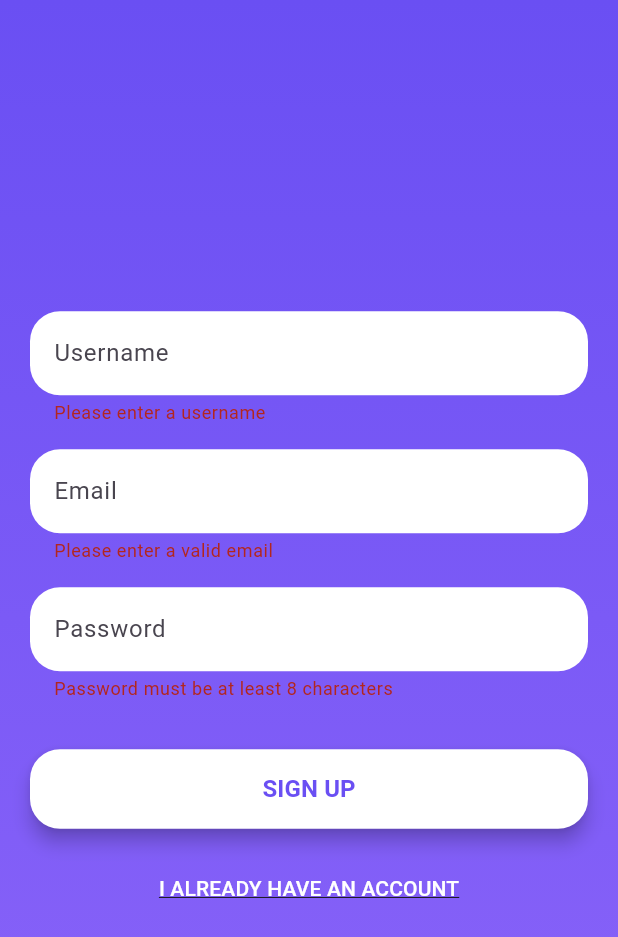
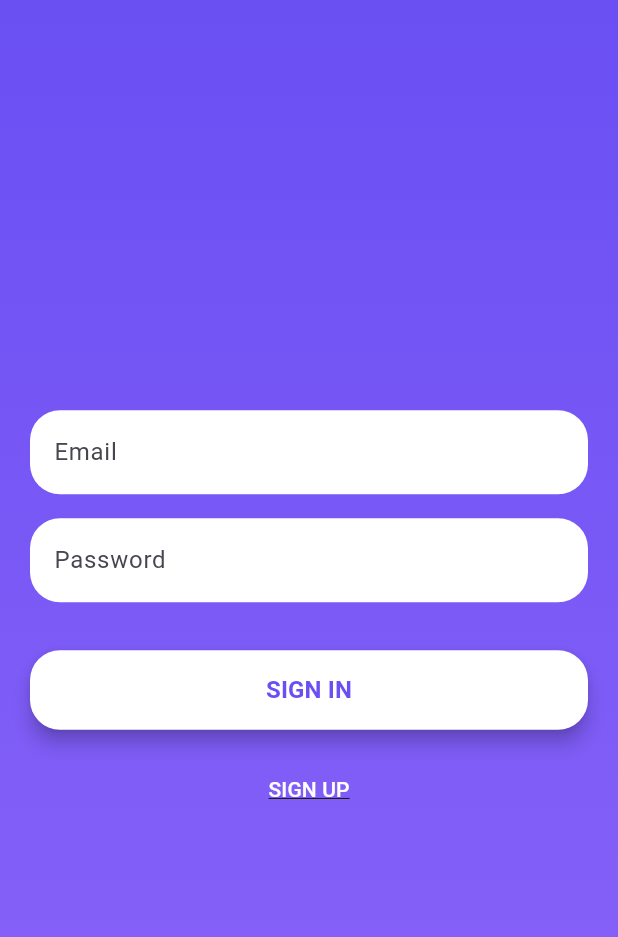
Before and after one commit to aniketrajkuntwar/quiz_app_flutter, a Flutter app: the CreateAccountPage screen opened directly, after a tap on "SIGN UP", after a tap on "I ALREADY HAVE AN ACCOUNT", on a phone screen of 412 x 824 dp. Shown: the top 937 px of the screen. Run offline on Flutter 3.47's test engine with Material 3 defaults, Android fonts, the phone set to English and light mode, and no system bars.

Commit message:
Add files via upload

```diff
--- a/lib/main.dart
+++ b/lib/main.dart
@@ -139,7 +139,14 @@ class _FirstScreenState extends State<FirstScreen>
                     ),
                     const SizedBox(height: 15),
                     TextButton(
-                      onPressed: () {},
+                      onPressed: () {
+                        Navigator.push(
+                          context,
+                          MaterialPageRoute(
+                            builder: (context) => LoginPage(),
+                          ),
+                        );
+                      },
                       child: const Text(
                         "I ALREADY HAVE AN ACCOUNT",
                         style: TextStyle(
@@ -306,6 +313,134 @@ class AccountTypePage extends StatelessWidget {
   }
 }
 
+class LoginPage extends StatefulWidget {
+  @override
+  _LoginPageState createState() => _LoginPageState();
+}
+
+class _LoginPageState extends State<LoginPage> {
+  final _formKey = GlobalKey<FormState>();
+  final _emailController = TextEditingController();
+  final _passwordController = TextEditingController();
+
+  @override
+  Widget build(BuildContext context) {
+    return Scaffold(
+      body: SafeArea(
+        child: Container(
+          width: double.infinity,
+          decoration: const BoxDecoration(
+            gradient: LinearGradient(
+              colors: [Color(0xFF6A4FF3), Color(0xFF8C65F9)],
+              begin: Alignment.topCenter,
+              end: Alignment.bottomCenter,
+            ),
+          ),
+          child: Padding(
+            padding: const EdgeInsets.all(20.0),
+            child: Form(
+              key: _formKey,
+              child: Column(
+                mainAxisAlignment: MainAxisAlignment.center,
+                children: [
+                  TextFormField(
+                    controller: _emailController,
+                    decoration: const InputDecoration(
+                      filled: true,
+                      fillColor: Colors.white,
+                      hintText: 'Email',
+                      border: OutlineInputBorder(
+                        borderRadius: BorderRadius.all(Radius.circular(20.0)),
+                        borderSide: BorderSide.none,
+                      ),
+                    ),
+                    validator: (value) {
+                      if (value == null ||
+                          value.isEmpty ||
+                          !value.contains('@')) {
+                        return 'Please enter a valid email';
+                      }
+                      return null;
+                    },
+                  ),
+                  const SizedBox(height: 16.0),
+                  TextFormField(
+                    controller: _passwordController,
+                    obscureText: true,
+                    decoration: const InputDecoration(
+                      filled: true,
+                      fillColor: Colors.white,
+                      hintText: 'Password',
+                      border: OutlineInputBorder(
+                        borderRadius: BorderRadius.all(Radius.circular(20.0)),
+                        borderSide: BorderSide.none,
+                      ),
+                    ),
+                    validator: (value) {
+                      if (value == null || value.isEmpty || value.length < 8) {
+                        return 'Password must be at least 8 characters';
+                      }
+                      return null;
+                    },
+                  ),
+                  const SizedBox(height: 32.0),
+                  ElevatedButton(
+                    onPressed: () {
+                      if (_formKey.currentState!.validate()) {
+                        // Handle login form submission
+                        print('Email: ${_emailController.text}');
+                        print('Password: ${_passwordController.text}');
+                      }
+                    },
+                    style: ElevatedButton.styleFrom(
+                      backgroundColor: Colors.white,
+                      shape: RoundedRectangleBorder(
+                        borderRadius: BorderRadius.circular(20.0),
+                      ),
+                      padding: const EdgeInsets.symmetric(vertical: 15.0),
+                      elevation: 5,
+                    ),
+                    child: const Center(
+                      child: Text(
+                        "SIGN IN",
+                        style: TextStyle(
+                          color: Color(0xFF6A4FF3),
+                          fontWeight: FontWeight.bold,
+                          fontSize: 16,
+                        ),
+                      ),
+                    ),
+                  ),
+                  const SizedBox(height: 16.0),
+                  TextButton(
+                    onPressed: () {
+                      // Navigate to sign up page
+                      Navigator.push(
+                        context,
+                        MaterialPageRoute(
+                          builder: (context) => CreateAccountPage(),
+                        ),
+                      );
+                    },
+                    child: const Text(
+                      "SIGN UP",
+                      style: TextStyle(
+                        color: Colors.white,
+                        fontSize: 14,
+                        decoration: TextDecoration.underline,
+                      ),
+                    ),
+                  ),
+                ],
+              ),
+            ),
+          ),
+        ),
+      ),
+    );
+  }
+}
+
 class CreateAccountPage extends StatefulWidget {
   @override
   _CreateAccountPageState createState() => _CreateAccountPageState();
@@ -429,6 +564,12 @@ class _CreateAccountPageState extends State<CreateAccountPage> {
                   TextButton(
                     onPressed: () {
                       // Navigate to login page
+                      Navigator.push(
+                        context,
+                        MaterialPageRoute(
+                          builder: (context) => LoginPage(),
+                        ),
+                      );
                     },
                     child: const Text(
                       "I ALREADY HAVE AN ACCOUNT",
```
